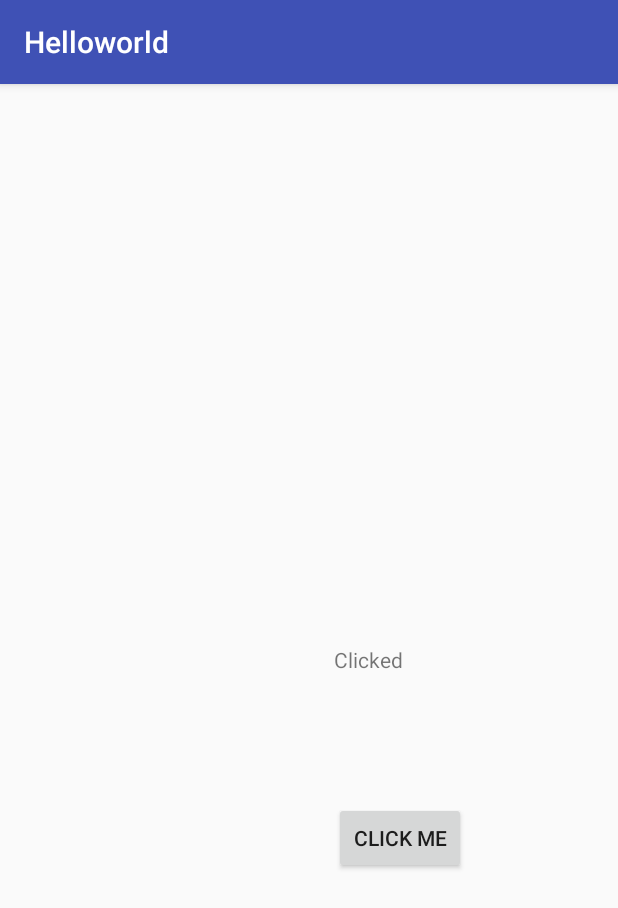
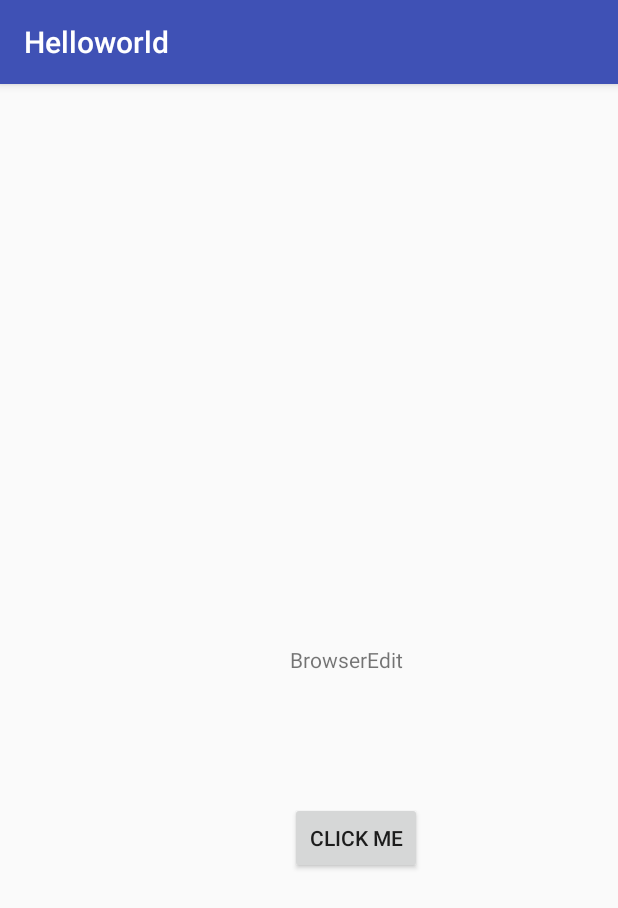
Before and after one commit to harsha4446/Helloworld, an Android app: the screen it shows after launch (MainActivity), after a tap on "CLICK ME", on a phone screen of 412 x 824 dp. Shown: the top 908 px of the screen. Run offline under Robolectric (Android 15) with nearby library versions, the phone set to English and light mode, and no system bars.

Commit message:
Update MainActivity.java

```diff
--- a/app/src/main/java/com/example/harsh/helloworld/MainActivity.java
+++ b/app/src/main/java/com/example/harsh/helloworld/MainActivity.java
@@ -20,7 +20,7 @@ public class MainActivity extends AppCompatActivity {
         b.setOnClickListener(new View.OnClickListener() {
             @Override
             public void onClick(View v) {
-                box.setText("Clicked");
+                box.setText("BrowserEdit");
             }
         });
     }
```
